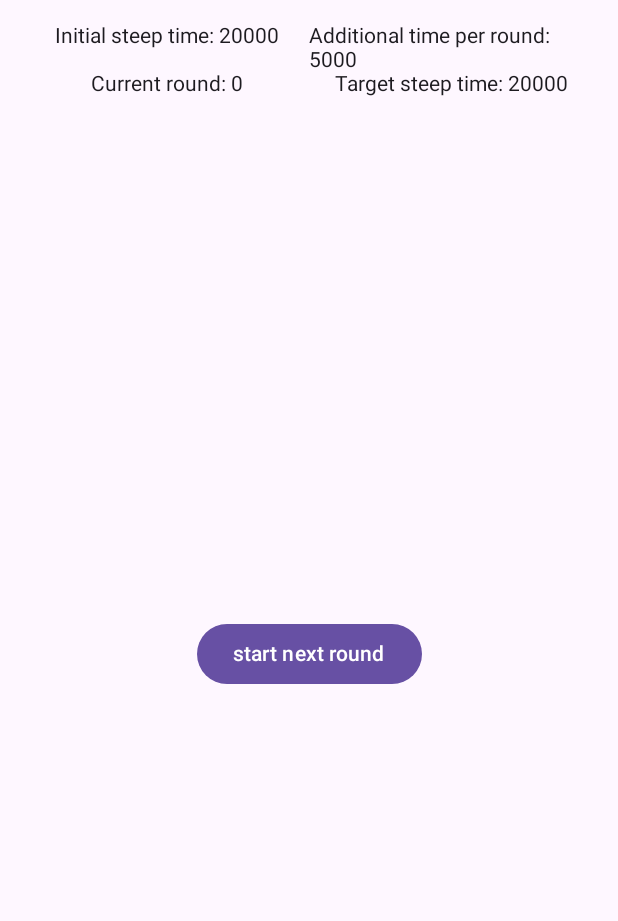
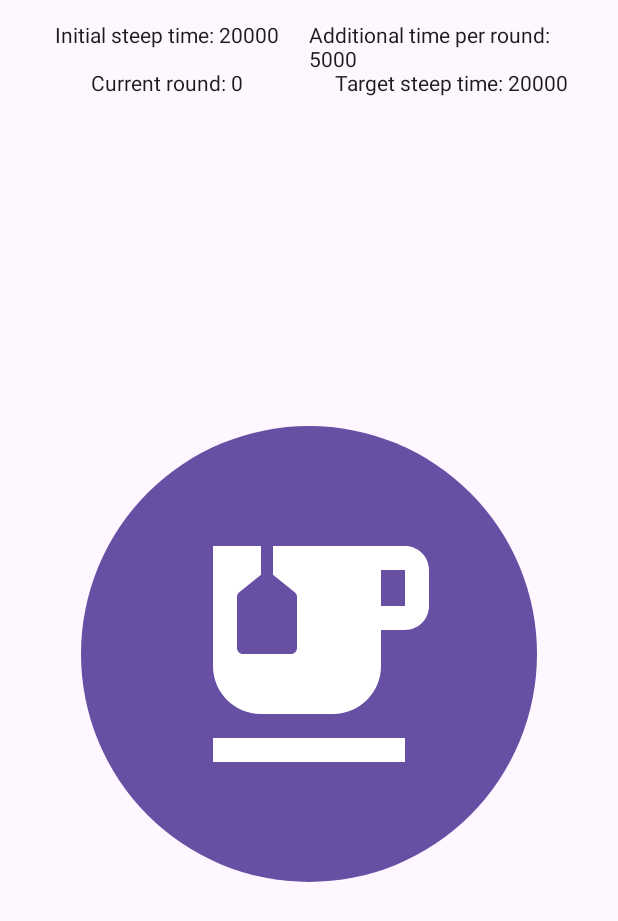
Before and after one commit to rhinocerbus/app-gong-fu-timer-compose, an Android app built with Jetpack Compose: the screen it shows after launch (MainActivity), on a phone screen of 412 x 824 dp. Shown: the top 921 px of the screen. Run offline under Robolectric (Android 15) with nearby library versions, the phone set to English and light mode, and no system bars; our stand-ins replace Dagger/Hilt's generated code; libraries missing offline, so code that uses them is left out: com.piledrive.lib_compose_components; missing, so only their content is drawn: AppTheme; 2 statements that could not run were skipped.

Commit message:
sylize start button & progress indicator

```diff
--- a/app/src/main/java/com/piledrive/app_gong_fu_timer_compose/ui/nav/NavConfig.kt
+++ b/app/src/main/java/com/piledrive/app_gong_fu_timer_compose/ui/nav/NavConfig.kt
@@ -15,16 +15,6 @@ interface NavRoute {
 	val routeValue: String
 }
 
-enum class TopLevelRoutes(override val routeValue: String) : NavRoute {
-	SPLASH("splash"), HOME("home")
-}
-
-enum class NavArgKeys(val key: String) { GUID("guid") }
-
-enum class ChildRoutes(override val routeValue: String) : NavRoute {
-	CONTENT_DETAILS("content/{${NavArgKeys.GUID.key}}"),
-}
-
 @Composable
 fun RootNavHost() {
 	val navController = rememberNavController()
@@ -33,49 +23,14 @@ fun RootNavHost() {
 		navController = navController,
 		startDestination = MainScreen.routeValue
 	) {
-		/*
-		val podcastCallbacks = object : PodcastCallbacks {
-			override val onPodcastOpen: (podcast: IPodcastData) -> Unit = { podcast ->
-				val toRoute = PodcastScreen.routeValue.replace("{${NavArgKeys.GUID.key}}", podcast.guid)
-				navController.navigate(toRoute)
-			}
-			override val onFollowToggled: (podcast: IPodcastData, status: PodcastFollowStatus) -> Unit = { _, _ -> }
-			override val onShowFullDescription: (podcast: IPodcastData) -> Unit = {}
-			override val onOpenShowSettings: (podcast: IPodcastData) -> Unit = {}
-		}
-*/
-
 		composable(route = MainScreen.routeValue) {
 			val viewModel: MainViewModel = hiltViewModel<MainViewModel>()
 			LaunchedEffect("load_content_on_launch") {
-				viewModel.reloadContent()
+				//viewModel.reloadContent()
 			}
 			MainScreen.draw(
 				viewModel,
 			)
 		}
-		/*
-		composable(route = PodcastScreen.routeValue) { navStackEntry ->
-			val podcastGuid = navStackEntry.arguments?.getString(NavArgKeys.GUID.key)
-				?: throw InvalidParameterException("no podcast guid provided for nav")
-			val podcastViewModel: PodcastViewModel = hiltViewModel<PodcastViewModel>()
-			//val vmOwner = LocalViewModelStoreOwner.current ?: return@composable
-			//val altPodcastViewModel: PodcastViewModel = hiltViewModel<PodcastViewModel>(vmOwner)
-			val playerViewModel = hiltViewModel<PlayerViewModel>()
-			LaunchedEffect("load_podcast_on_nav") {
-				podcastViewModel.loadPodcast(podcastGuid)
-			}
-			PodcastScreen.draw(
-				podcastViewModel,
-				playerViewModel,
-				podcastGuid,
-				onBack = { navController.navigateUp() },
-				onOpenPodcastSettings = { podcast ->
-					val toRoute = PodcastSettingsScreen.routeValue.replace("{${NavArgKeys.GUID.key}}", podcast.guid)
-					navController.navigate(toRoute)
-				}
-			)
-		}
-		 */
 	}
 }
--- a/app/src/main/java/com/piledrive/app_gong_fu_timer_compose/ui/screens/MainScreen.kt
+++ b/app/src/main/java/com/piledrive/app_gong_fu_timer_compose/ui/screens/MainScreen.kt
@@ -5,20 +5,27 @@ package com.piledrive.app_gong_fu_timer_compose.ui.screens
 import androidx.compose.foundation.layout.Box
 import androidx.compose.foundation.layout.Column
 import androidx.compose.foundation.layout.Row
+import androidx.compose.foundation.layout.aspectRatio
+import androidx.compose.foundation.layout.fillMaxSize
 import androidx.compose.foundation.layout.fillMaxWidth
 import androidx.compose.foundation.layout.padding
 import androidx.compose.material3.Button
 import androidx.compose.material3.CircularProgressIndicator
 import androidx.compose.material3.DropdownMenuItem
 import androidx.compose.material3.ExperimentalMaterial3Api
+import androidx.compose.material3.Icon
+import androidx.compose.material3.IconButton
 import androidx.compose.material3.Scaffold
 import androidx.compose.material3.Text
 import androidx.compose.runtime.Composable
 import androidx.compose.runtime.collectAsState
 import androidx.compose.ui.Alignment
 import androidx.compose.ui.Modifier
+import androidx.compose.ui.graphics.vector.ImageVector
+import androidx.compose.ui.res.vectorResource
 import androidx.compose.ui.tooling.preview.Preview
 import androidx.compose.ui.unit.dp
+import com.piledrive.app_gong_fu_timer_compose.R
 import com.piledrive.app_gong_fu_timer_compose.ui.nav.NavRoute
 import com.piledrive.app_gong_fu_timer_compose.ui.util.previewBooleanFlow
 import com.piledrive.app_gong_fu_timer_compose.ui.util.previewIntFlow
@@ -144,15 +151,26 @@ object MainScreen : NavRoute {
 			) {
 				if (steepRunning) {
 					CircularProgressIndicator(
+						modifier = Modifier
+							.fillMaxWidth(0.8f)
+							.aspectRatio(1f),
+						strokeWidth = 12.dp,
 						progress = {
 							(steepProgress.toFloat() / targetTime.toFloat()).toFloat()
 						}
 					)
 				} else {
 					Button(
+						modifier = Modifier
+							.fillMaxWidth(0.8f)
+							.aspectRatio(1f),
 						onClick = { onStartRound() }
 					) {
-						Text("start next round")
+						Icon(
+							modifier = Modifier.fillMaxSize(0.75f),
+							imageVector = ImageVector.vectorResource(R.drawable.baseline_emoji_food_beverage_24),
+							contentDescription = "Start steep timer"
+						)
 					}
 				}
 			}
@@ -165,12 +183,12 @@ object MainScreen : NavRoute {
 fun MainPreview() {
 	AppTheme {
 		MainScreen.drawContent(
-			previewLongFlow(),
-			previewLongFlow(),
-			previewIntFlow(),
-			previewBooleanFlow(),
-			previewLongFlow(),
-			previewLongFlow(),
+			initialSteepTimeState = previewLongFlow(20000L),
+			steepRoundIntervalState = previewLongFlow(5000L),
+			steepRoundState = previewIntFlow(1),
+			steepRunningState = previewBooleanFlow(true),
+			steepRoundProgressState = previewLongFlow(8000L),
+			targetSteepTimeState = previewLongFlow(20000L),
 			onStartRound = {},
 			onReset = {}
 		)
--- /dev/null
+++ b/app/src/main/res/drawable/baseline_emoji_food_beverage_24.xml
@@ -0,0 +1,7 @@
+<vector xmlns:android="http://schemas.android.com/apk/res/android" android:height="24dp" android:tint="#000000" android:viewportHeight="24" android:viewportWidth="24" android:width="24dp">
+
+    <path android:fillColor="@android:color/white" android:pathData="M20,3H9v2.4l1.81,1.45C10.93,6.94 11,7.09 11,7.24v4.26c0,0.28 -0.22,0.5 -0.5,0.5h-4C6.22,12 6,11.78 6,11.5V7.24c0,-0.15 0.07,-0.3 0.19,-0.39L8,5.4V3H4v10c0,2.21 1.79,4 4,4h6c2.21,0 4,-1.79 4,-4v-3h2c1.11,0 2,-0.9 2,-2V5C22,3.89 21.11,3 20,3zM20,8h-2V5h2V8z"/>
+
+    <path android:fillColor="@android:color/white" android:pathData="M4,19h16v2h-16z"/>
+
+</vector>
```
Also changed, not shown: app/src/main/java/com/piledrive/app_gong_fu_timer_compose/ui/util/PreviewSampleData.kt (+6 -3 lines).
